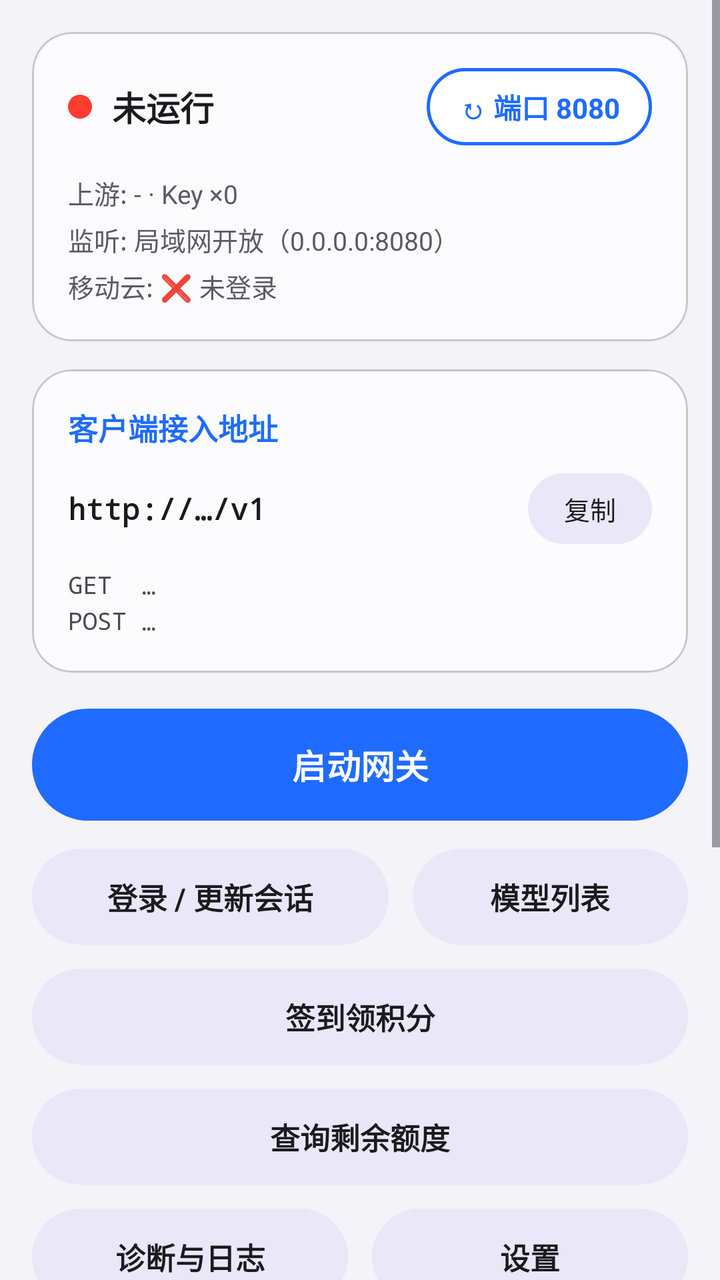
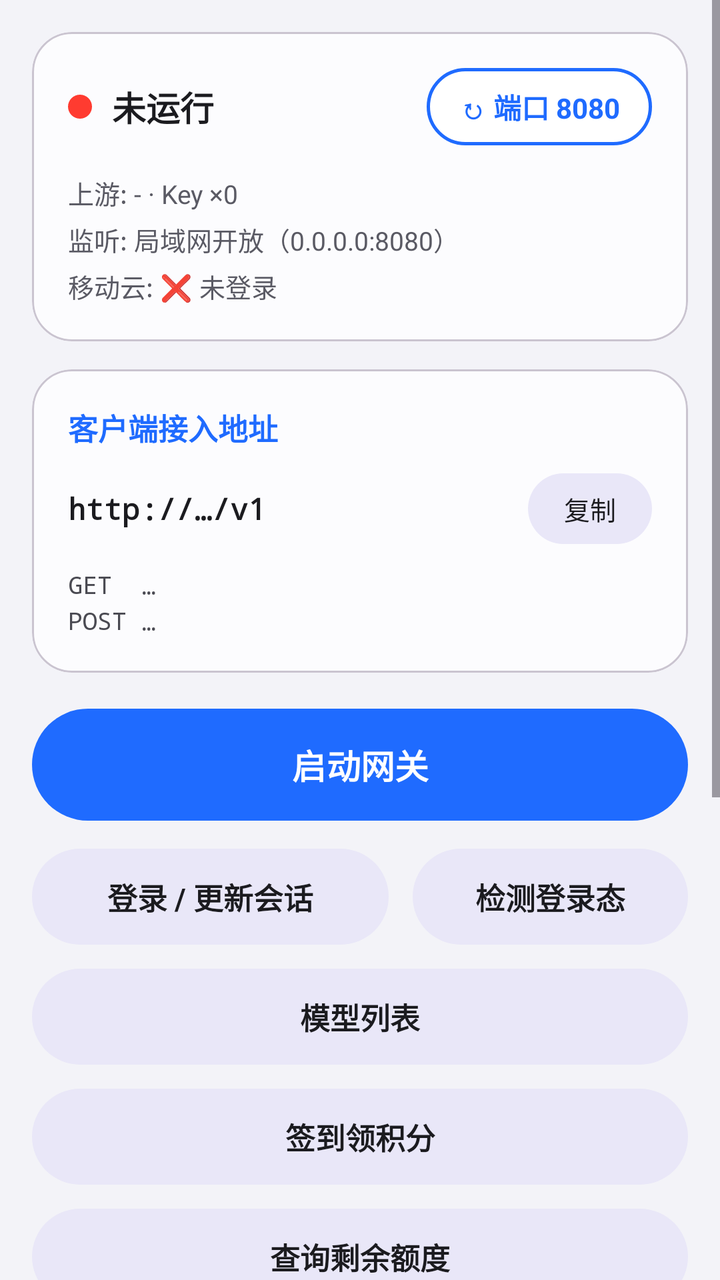

The first picture is an Android layout as it rendered before a commit; the second is the same layout after the commit. The layout source and the unified diff follow.
<!-- AndroidManifest.xml: application theme Theme.Moma -->
<!-- res/layout/activity_gateway.xml -->
<?xml version="1.0" encoding="utf-8"?>
<ScrollView xmlns:android="http://schemas.android.com/apk/res/android"
    xmlns:app="http://schemas.android.com/apk/res-auto"
    android:layout_width="match_parent"
    android:layout_height="match_parent"
    android:background="#F3F3F8"
    android:fillViewport="true">

    <LinearLayout
        android:layout_width="match_parent"
        android:layout_height="wrap_content"
        android:orientation="vertical"
        android:padding="16dp">

        
        <com.google.android.material.card.MaterialCardView
            android:layout_width="match_parent"
            android:layout_height="wrap_content"
            app:cardBackgroundColor="#FCFCFE"
            app:cardCornerRadius="20dp"
            app:cardElevation="0dp">

            <LinearLayout
                android:layout_width="match_parent"
                android:layout_height="wrap_content"
                android:orientation="vertical"
                android:padding="18dp">

                <LinearLayout
                    android:layout_width="match_parent"
                    android:layout_height="wrap_content"
                    android:gravity="center_vertical"
                    android:orientation="horizontal">

                    <View
                        android:id="@+id/statusDot"
                        android:layout_width="12dp"
                        android:layout_height="12dp"
                        android:background="@drawable/dot_red" />

                    <TextView
                        android:id="@+id/statusText"
                        android:layout_width="wrap_content"
                        android:layout_height="wrap_content"
                        android:layout_marginStart="10dp"
                        android:text="未运行"
                        android:textColor="#1B1B1F"
                        android:textSize="17sp"
                        android:textStyle="bold" />

                    <Space
                        android:layout_width="0dp"
                        android:layout_height="1dp"
                        android:layout_weight="1" />

                    <TextView
                        android:id="@+id/portChip"
                        android:layout_width="wrap_content"
                        android:layout_height="wrap_content"
                        android:background="@drawable/chip_outline"
                        android:paddingStart="16dp"
                        android:paddingTop="9dp"
                        android:paddingEnd="16dp"
                        android:paddingBottom="9dp"
                        android:text="↻ 端口 8080"
                        android:textColor="#1F6BFF"
                        android:textSize="14sp"
                        android:textStyle="bold" />
                </LinearLayout>

                <TextView
                    android:id="@+id/upstreamLine"
                    android:layout_width="match_parent"
                    android:layout_height="wrap_content"
                    android:layout_marginTop="14dp"
                    android:text="上游: - · Key ×0"
                    android:textColor="#5A5A64"
                    android:textSize="13sp" />

                <TextView
                    android:id="@+id/listenLine"
                    android:layout_width="match_parent"
                    android:layout_height="wrap_content"
                    android:layout_marginTop="4dp"
                    android:text="监听: 局域网开放（0.0.0.0:8080）"
                    android:textColor="#5A5A64"
                    android:textSize="13sp" />

                <TextView
                    android:id="@+id/loginLine"
                    android:layout_width="match_parent"
                    android:layout_height="wrap_content"
                    android:layout_marginTop="4dp"
                    android:text="移动云: ❌ 未登录"
                    android:textColor="#5A5A64"
                    android:textSize="13sp" />
            </LinearLayout>
        </com.google.android.material.card.MaterialCardView>

        
        <com.google.android.material.card.MaterialCardView
            android:layout_width="match_parent"
            android:layout_height="wrap_content"
            android:layout_marginTop="14dp"
            app:cardBackgroundColor="#FCFCFE"
            app:cardCornerRadius="20dp"
            app:cardElevation="0dp">

            <LinearLayout
                android:layout_width="match_parent"
                android:layout_height="wrap_content"
                android:orientation="vertical"
                android:padding="18dp">

                <TextView
                    android:layout_width="wrap_content"
                    android:layout_height="wrap_content"
                    android:text="客户端接入地址"
                    android:textColor="#1F6BFF"
                    android:textSize="15sp"
                    android:textStyle="bold" />

                <LinearLayout
                    android:layout_width="match_parent"
                    android:layout_height="wrap_content"
                    android:layout_marginTop="12dp"
                    android:gravity="center_vertical"
                    android:orientation="horizontal">

                    <TextView
                        android:id="@+id/addrText"
                        android:layout_width="0dp"
                        android:layout_height="wrap_content"
                        android:layout_weight="1"
                        android:fontFamily="monospace"
                        android:text="http://…/v1"
                        android:textColor="#1B1B1F"
                        android:textSize="15sp"
                        android:textStyle="bold" />

                    <TextView
                        android:id="@+id/btnCopyAddr"
                        android:layout_width="wrap_content"
                        android:layout_height="wrap_content"
                        android:layout_marginStart="10dp"
                        android:background="@drawable/pill_bg"
                        android:paddingStart="18dp"
                        android:paddingTop="8dp"
                        android:paddingEnd="18dp"
                        android:paddingBottom="8dp"
                        android:text="复制"
                        android:textColor="#1B1B1F"
                        android:textSize="13sp" />
                </LinearLayout>

                <TextView
                    android:id="@+id/endpointsText"
                    android:layout_width="match_parent"
                    android:layout_height="wrap_content"
                    android:layout_marginTop="12dp"
                    android:fontFamily="monospace"
                    android:lineSpacingExtra="4dp"
                    android:text="GET  …\nPOST …"
                    android:textColor="#4A4A52"
                    android:textSize="12sp" />
            </LinearLayout>
        </com.google.android.material.card.MaterialCardView>

        
        <com.google.android.material.button.MaterialButton
            android:id="@+id/btnStart"
            android:layout_width="match_parent"
            android:layout_height="56dp"
            android:layout_marginTop="18dp"
            android:insetTop="0dp"
            android:insetBottom="0dp"
            android:text="启动网关"
            android:textColor="#FFFFFF"
            android:textSize="17sp"
            android:textStyle="bold"
            app:backgroundTint="#1F6BFF"
            app:cornerRadius="28dp" />

        
        <LinearLayout
            android:layout_width="match_parent"
            android:layout_height="wrap_content"
            android:layout_marginTop="14dp"
            android:orientation="horizontal">

            <TextView
                android:id="@+id/btnSession"
                style="@style/PillButton"
                android:layout_width="0dp"
                android:layout_height="48dp"
                android:layout_marginEnd="6dp"
                android:layout_weight="1.3"
                android:text="登录 / 更新会话" />

            <TextView
                android:id="@+id/btnModels"
                style="@style/PillButton"
                android:layout_width="0dp"
                android:layout_height="48dp"
                android:layout_marginStart="6dp"
                android:layout_weight="1"
                android:text="模型列表" />
        </LinearLayout>

        <TextView
            android:id="@+id/btnSignin"
            style="@style/PillButton"
            android:layout_width="match_parent"
            android:layout_height="48dp"
            android:layout_marginTop="12dp"
            android:text="签到领积分" />

        <TextView
            android:id="@+id/btnQuota"
            style="@style/PillButton"
            android:layout_width="match_parent"
            android:layout_height="48dp"
            android:layout_marginTop="12dp"
            android:text="查询剩余额度" />

        
        <LinearLayout
            android:layout_width="match_parent"
            android:layout_height="wrap_content"
            android:layout_marginTop="12dp"
            android:orientation="horizontal">

            <TextView
                android:id="@+id/btnLogs"
                style="@style/PillButton"
                android:layout_width="0dp"
                android:layout_height="48dp"
                android:layout_marginEnd="6dp"
                android:layout_weight="1"
                android:text="诊断与日志" />

            <TextView
                android:id="@+id/btnSettings"
                style="@style/PillButton"
                android:layout_width="0dp"
                android:layout_height="48dp"
                android:layout_marginStart="6dp"
                android:layout_weight="1"
                android:text="设置" />
        </LinearLayout>

        
        <LinearLayout
            android:layout_width="match_parent"
            android:layout_height="wrap_content"
            android:layout_marginTop="12dp"
            android:orientation="horizontal">

            <TextView
                android:id="@+id/btnApikey"
                style="@style/PillButton"
                android:layout_width="0dp"
                android:layout_height="48dp"
                android:layout_marginEnd="6dp"
                android:layout_weight="1.4"
                android:text="获取 API Key（自动回填）" />

            <TextView
                android:id="@+id/btnStress"
                style="@style/PillButton"
                android:layout_width="0dp"
                android:layout_height="48dp"
                android:layout_marginStart="6dp"
                android:layout_weight="1"
                android:text="并发压测" />
        </LinearLayout>

        <TextView
            android:id="@+id/btnCurl"
            style="@style/PillButton"
            android:layout_width="match_parent"
            android:layout_height="48dp"
            android:layout_marginTop="12dp"
            android:text="复制 cURL 示例" />

        <TextView
            android:id="@+id/btnBattery"
            style="@style/PillButton"
            android:layout_width="match_parent"
            android:layout_height="48dp"
            android:layout_marginTop="12dp"
            android:text="电池优化白名单（防后台被杀）" />

        <TextView
            android:id="@+id/btnChat"
            style="@style/PillButton"
            android:layout_width="match_parent"
            android:layout_height="48dp"
            android:layout_marginTop="12dp"
            android:text="对话测试（本地多会话）" />

        <TextView
            android:layout_width="match_parent"
            android:layout_height="wrap_content"
            android:layout_marginTop="16dp"
            android:layout_marginBottom="8dp"
            android:gravity="center"
            android:text="支持 OpenAI 协议 · 任何支持自定义 Base URL 的客户端均可接入本网关"
            android:textColor="#8A8A94"
            android:textSize="12sp" />
    </LinearLayout>
</ScrollView>
<!-- resources referenced by this layout -->
<resources>
  <!-- drawable chip_outline (drawable) -->
  <?xml version="1.0" encoding="utf-8"?>
  <shape xmlns:android="http://schemas.android.com/apk/res/android" android:shape="rectangle">
      <solid android:color="#FFFFFF" />
      <stroke android:width="1.5dp" android:color="#1F6BFF" />
      <corners android:radius="20dp" />
  </shape>
  <!-- drawable dot_red (drawable) -->
  <?xml version="1.0" encoding="utf-8"?>
  <shape xmlns:android="http://schemas.android.com/apk/res/android" android:shape="oval">
      <solid android:color="#FF3B30" />
      <size android:width="12dp" android:height="12dp" />
  </shape>
  <!-- drawable pill_bg (drawable) -->
  <?xml version="1.0" encoding="utf-8"?>
  <shape xmlns:android="http://schemas.android.com/apk/res/android" android:shape="rectangle">
      <solid android:color="#E9E7F8" />
      <corners android:radius="24dp" />
  </shape>
  <style name="PillButton">
          <item name="android:background">@drawable/pill_bg</item>
          <item name="android:gravity">center</item>
          <item name="android:textColor">#1B1B1F</item>
          <item name="android:textSize">15sp</item>
          <item name="android:textStyle">bold</item>
      </style>
  <style name="Theme.Moma" parent="Theme.Material3.DayNight.NoActionBar">
          <item name="colorPrimary">@color/green_primary</item>
      </style>
  <color name="green_primary">#1AAD19</color>
</resources>

<!-- the commit's change to res/layout/activity_gateway.xml (unified diff, before → after) -->
@@ -198,14 +198,22 @@
                 android:text="登录 / 更新会话" />
 
             <TextView
-                android:id="@+id/btnModels"
+                android:id="@+id/btnCheckLogin"
                 style="@style/PillButton"
                 android:layout_width="0dp"
                 android:layout_height="48dp"
                 android:layout_marginStart="6dp"
                 android:layout_weight="1"
-                android:text="模型列表" />
+                android:text="检测登录态" />
         </LinearLayout>
+
+        <TextView
+            android:id="@+id/btnModels"
+            style="@style/PillButton"
+            android:layout_width="match_parent"
+            android:layout_height="48dp"
+            android:layout_marginTop="12dp"
+            android:text="模型列表" />
 
         <TextView
             android:id="@+id/btnSignin"
@@ -263,7 +271,7 @@
                 android:layout_height="48dp"
                 android:layout_marginEnd="6dp"
                 android:layout_weight="1.4"
-                android:text="获取 API Key（自动回填）" />
+                android:text="获取 API Key（自动）" />
 
             <TextView
                 android:id="@+id/btnStress"
